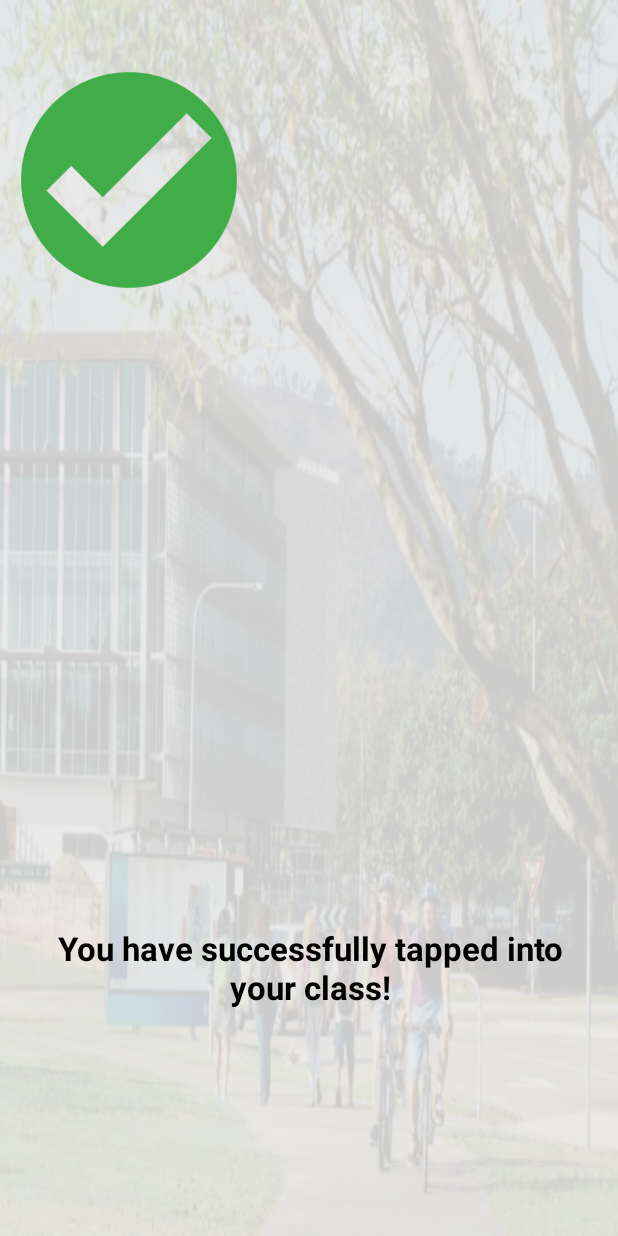
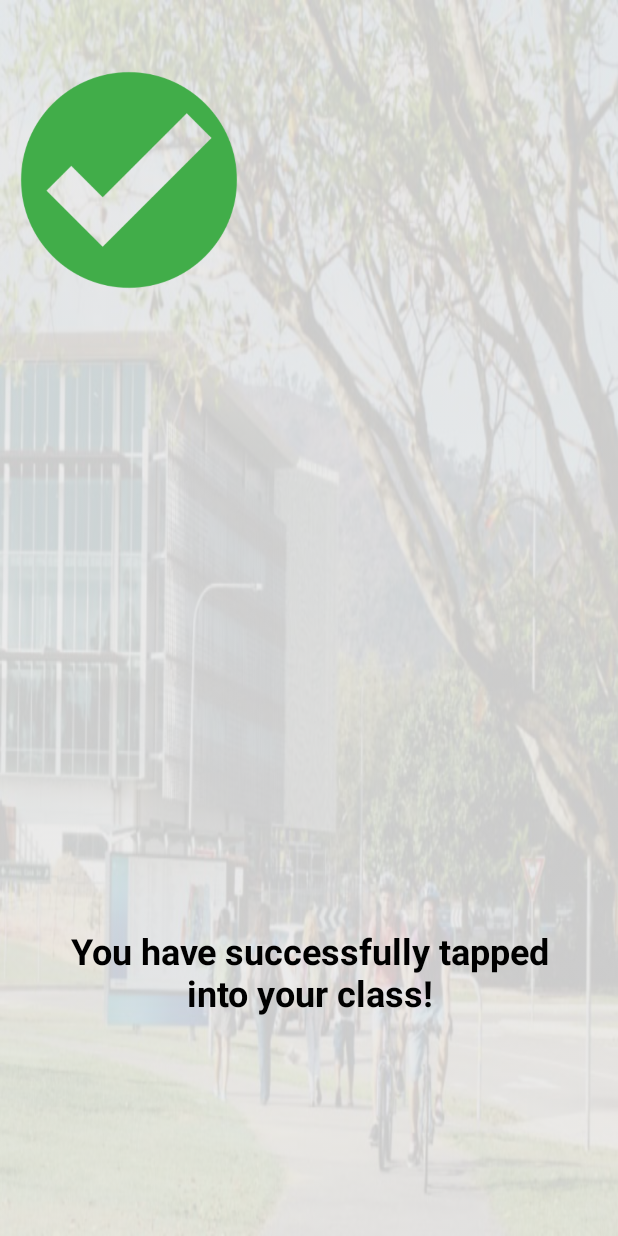
Before and after one commit to AbelLim/Attendance-Application, an Android app: the layout success_layout.xml on its own in the app's theme, with its tools: preview values and no code run, on a phone screen of 412 x 824 dp. Run offline under Robolectric (Android 15) with nearby library versions, the phone set to English and light mode, and no system bars.

Commit message:
Updated the UI fonts for the class notification.

```diff
--- a/app/src/main/res/layout/success_layout.xml
+++ b/app/src/main/res/layout/success_layout.xml
@@ -15,7 +15,7 @@
         android:layout_height="98dp"
         android:text="You have successfully tapped into your class!"
         android:textAlignment="center"
-        android:textSize="22sp"
+        android:textSize="24sp"
         android:textStyle="bold"
         app:layout_constraintBottom_toBottomOf="parent"
         app:layout_constraintHorizontal_bias="0.52"
@@ -30,20 +30,21 @@
         android:layout_width="172dp"
         android:layout_height="240dp"
         app:srcCompat="@drawable/sign"
-        tools:layout_editor_absoluteX="106dp"
-        tools:layout_editor_absoluteY="117dp"
-        tools:ignore="MissingConstraints" />
+        tools:ignore="MissingConstraints"
+        tools:layout_editor_absoluteX="115dp"
+        tools:layout_editor_absoluteY="120dp" />
 
     <TextView
         android:id="@+id/textView"
         android:layout_width="135dp"
         android:layout_height="61dp"
+        android:layout_marginBottom="20dp"
         android:text="Success"
         android:textSize="30sp"
         android:textStyle="bold"
         app:layout_constraintBottom_toTopOf="@+id/imageView"
+        tools:ignore="MissingConstraints"
         tools:layout_editor_absoluteX="143dp"
-        tools:textColor="#000000"
-        tools:ignore="MissingConstraints" />
+        tools:textColor="#000000" />
 
 </android.support.constraint.ConstraintLayout>
```
